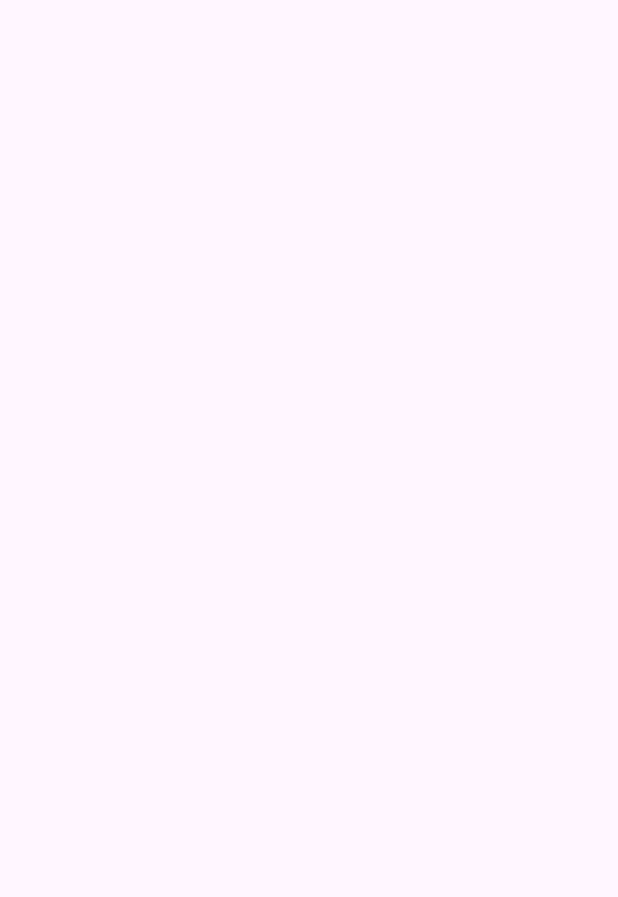
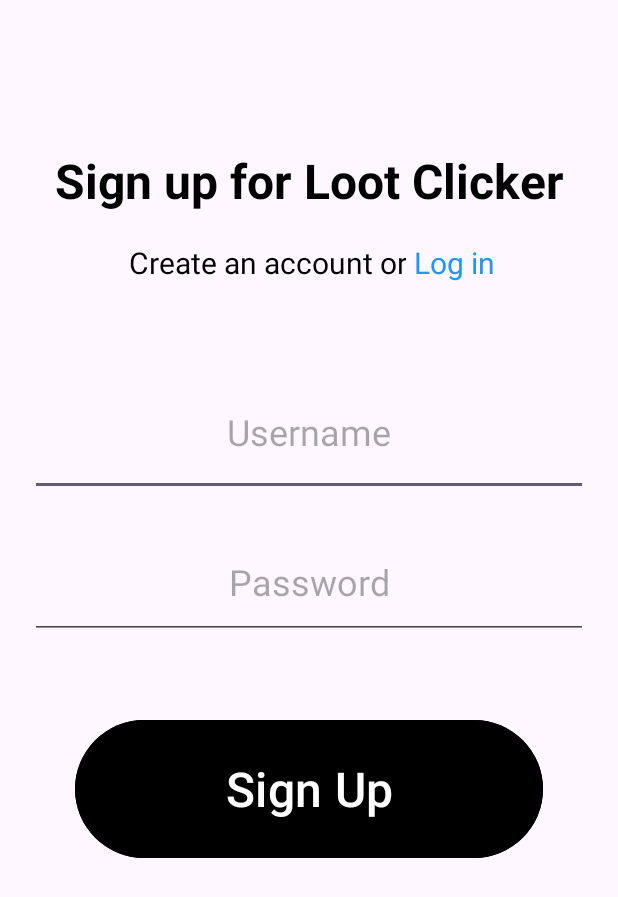
Before and after one commit to ey-ris/LootClicker, an Android app: the SignupActivity screen opened directly, with no data from a screen before it, on a phone screen of 412 x 824 dp. Before the commit the part shown is empty. Shown: the top 897 px of the screen. Run offline under Robolectric (Android 15) with nearby library versions, the phone set to English and light mode, and no system bars.

```diff
--- a/app/src/main/res/layout/activity_signup.xml
+++ b/app/src/main/res/layout/activity_signup.xml
@@ -7,6 +7,84 @@
     android:layout_height="match_parent"
     tools:context=".SignupActivity">
 
+    <TextView
+        android:id="@+id/titleSignupTextView"
+        android:layout_width="match_parent"
+        android:layout_height="70dip"
+        android:layout_marginTop="85dip"
+        android:gravity="center"
+        android:text="@string/sign_up_for_loot_clicker"
+        android:textColor="@color/black"
+        android:textSize="32sp"
+        android:textStyle="bold"
+        app:layout_constraintEnd_toEndOf="parent"
+        app:layout_constraintStart_toStartOf="parent"
+        app:layout_constraintTop_toTopOf="parent" />
 
+    <TextView
+        android:id="@+id/createAccountOrLoginTextView"
+        android:layout_width="wrap_content"
+        android:layout_height="40dip"
+        android:layout_marginStart="85dp"
+        android:gravity="center"
+        android:text="@string/create_an_account_or"
+        android:textColor="@color/black"
+        android:textSize="20sp"
+        app:layout_constraintStart_toStartOf="parent"
+        app:layout_constraintTop_toBottomOf="@id/titleSignupTextView" />
+
+    <TextView
+        android:id="@+id/loginHighlightTextView"
+        android:layout_width="wrap_content"
+        android:layout_height="40dip"
+        android:layout_marginStart="5dp"
+        android:gravity="center"
+        android:text="@string/log_in"
+        android:textColor="#2196F3"
+        android:textSize="20sp"
+        app:layout_constraintStart_toEndOf="@id/createAccountOrLoginTextView"
+        app:layout_constraintTop_toBottomOf="@id/titleSignupTextView" />
+
+    <EditText
+        android:id="@+id/userNameSignupEditText"
+        android:layout_width="match_parent"
+        android:layout_height="85dp"
+        android:layout_marginStart="20dp"
+        android:layout_marginTop="50dp"
+        android:layout_marginEnd="20dp"
+        android:autofillHints="Please enter Username"
+        android:gravity="center"
+        android:hint="@string/username"
+        android:inputType="text"
+        android:textSize="24sp"
+        app:layout_constraintEnd_toEndOf="parent"
+        app:layout_constraintStart_toStartOf="parent"
+        app:layout_constraintTop_toBottomOf="@id/createAccountOrLoginTextView" />
+
+    <EditText
+        android:id="@+id/passwordSignupEditText"
+        android:layout_width="match_parent"
+        android:layout_height="75dp"
+        android:layout_margin="20dp"
+        android:autofillHints="Please enter Password"
+        android:gravity="center"
+        android:hint="@string/password"
+        android:inputType="textPassword"
+        android:textSize="24sp"
+        app:layout_constraintEnd_toEndOf="parent"
+        app:layout_constraintStart_toStartOf="parent"
+        app:layout_constraintTop_toBottomOf="@id/userNameSignupEditText" />
+
+    <Button
+        android:id="@+id/signupButton"
+        android:layout_width="match_parent"
+        android:layout_height="100dp"
+        android:layout_margin="50dp"
+        android:backgroundTint="#000000"
+        android:text="@string/sign_up"
+        android:textSize="32sp"
+        app:layout_constraintEnd_toEndOf="parent"
+        app:layout_constraintStart_toStartOf="parent"
+        app:layout_constraintTop_toBottomOf="@id/passwordSignupEditText" />
 
 </androidx.constraintlayout.widget.ConstraintLayout>
--- a/app/src/main/res/values/strings.xml
+++ b/app/src/main/res/values/strings.xml
@@ -8,4 +8,10 @@
     <string name="password">Password</string>
     <string name="login">Login</string>
     <string name="welcomeText">Welcome to\nLoot Clicker</string>
+    <string name="create_your_account">Create your account</string>
+    <string name="sign_up_for_loot_clicker">Sign up for Loot Clicker</string>
+    <string name="create_an_account_or_log_in">Create an account or Log in</string>
+    <string name="sign_up">Sign Up</string>
+    <string name="log_in">Log in</string>
+    <string name="create_an_account_or">Create an account or</string>
 </resources>
```
